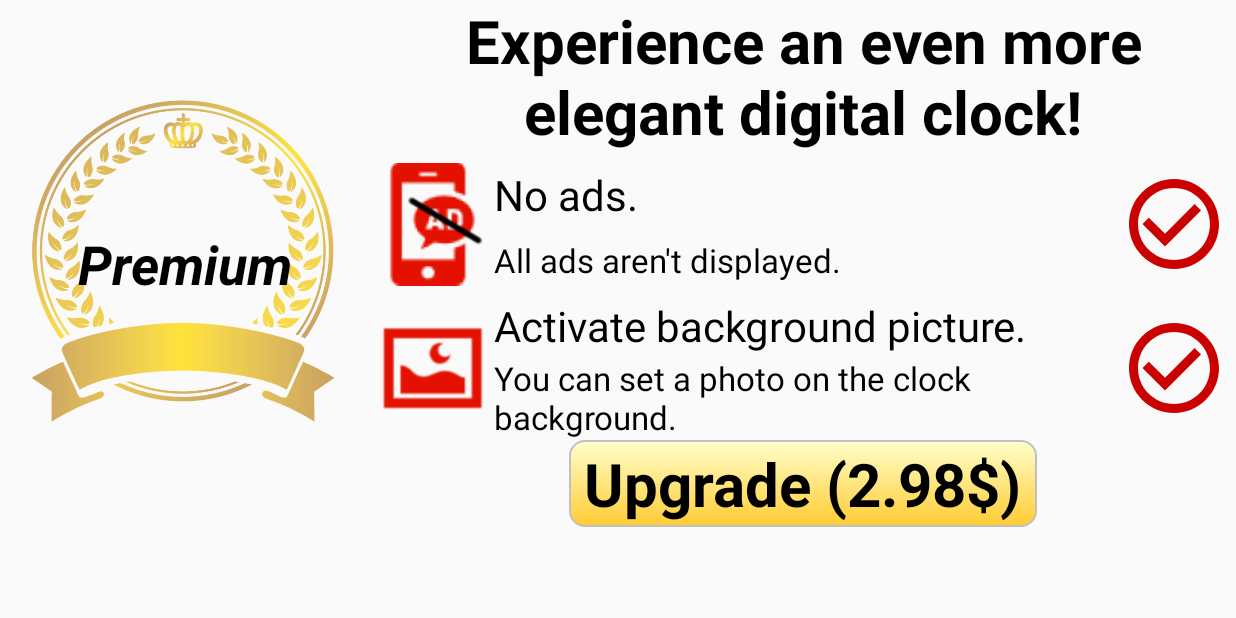
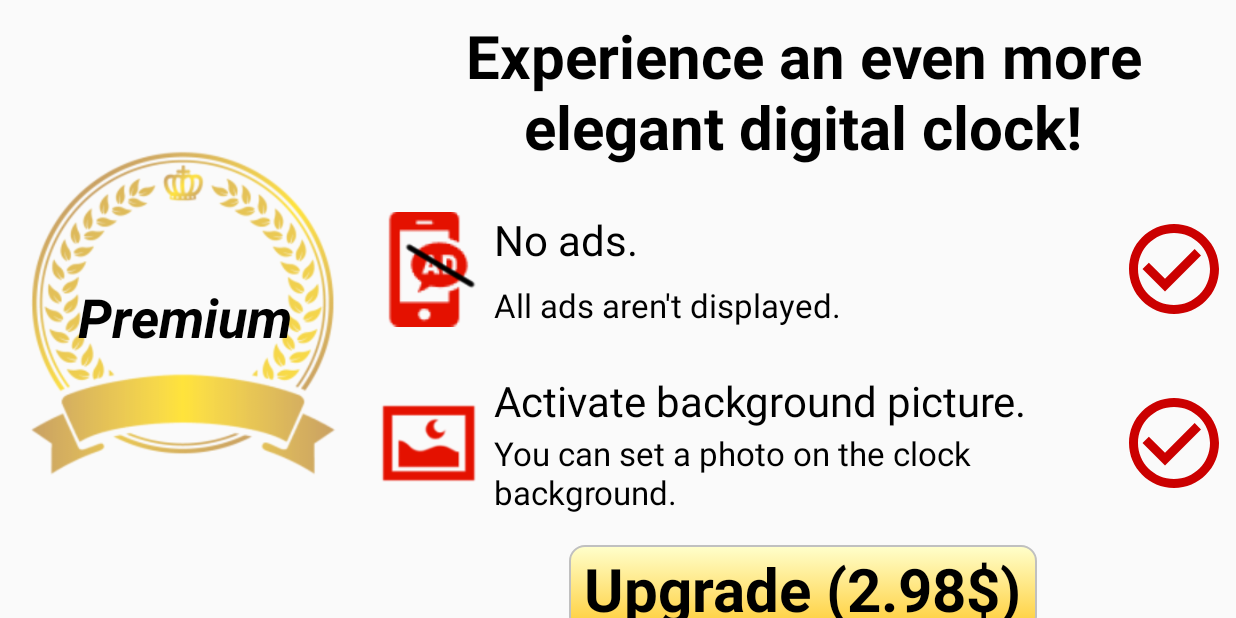
Before and after one commit to YutarohKubo/KotlinDigitalClock, an Android app: the screen it shows after launch (ShopActivity), on a phone screen of 824 x 412 dp (held sideways). Run offline under Robolectric (Android 15) with nearby library versions, the phone set to English and light mode, and no system bars; our stand-ins replace data binding.

Commit message:
Premium大画像の調整と、marginの設定をし、ショップ画面のレイアウトを調整した。

```diff
--- a/app/src/main/res/layout/shop_activity.xml
+++ b/app/src/main/res/layout/shop_activity.xml
@@ -47,6 +47,7 @@
                 android:id="@+id/text_catch_copy_premium"
                 android:layout_width="0dp"
                 android:layout_height="wrap_content"
+                android:layout_marginVertical="10dp"
                 android:gravity="center"
                 android:text="@string/catch_copy_premium"
                 android:textColor="@color/black"
@@ -55,17 +56,21 @@
                 app:layout_constraintEnd_toEndOf="parent"
                 app:layout_constraintHorizontal_weight="0.7"
                 app:layout_constraintStart_toEndOf="@id/image_premium"
-                app:layout_constraintTop_toTopOf="parent" />
+                app:layout_constraintTop_toTopOf="parent"
+                app:layout_constraintBottom_toTopOf="@id/image_no_ads" />
 
             <ImageView
                 android:id="@+id/image_no_ads"
                 android:layout_width="0dp"
                 android:layout_height="wrap_content"
+                android:layout_marginVertical="10dp"
+                android:paddingRight="5dp"
                 android:src="@drawable/no_ads"
                 app:layout_constraintEnd_toStartOf="@id/text_no_ads_desc"
                 app:layout_constraintHorizontal_weight="0.1"
                 app:layout_constraintStart_toEndOf="@+id/image_premium"
-                app:layout_constraintTop_toBottomOf="@id/text_catch_copy_premium" />
+                app:layout_constraintTop_toBottomOf="@id/text_catch_copy_premium"
+                app:layout_constraintBottom_toTopOf="@id/image_picture" />
 
             <TextView
                 android:id="@+id/text_no_ads"
@@ -108,11 +113,14 @@
                 android:id="@+id/image_picture"
                 android:layout_width="0dp"
                 android:layout_height="wrap_content"
+                android:layout_marginVertical="10dp"
+                android:paddingRight="5dp"
                 android:src="@drawable/image_picture"
                 app:layout_constraintEnd_toEndOf="@id/image_no_ads"
                 app:layout_constraintHorizontal_weight="0.1"
                 app:layout_constraintStart_toStartOf="@id/image_no_ads"
-                app:layout_constraintTop_toBottomOf="@id/image_no_ads" />
+                app:layout_constraintTop_toBottomOf="@id/image_no_ads"
+                app:layout_constraintBottom_toTopOf="@+id/button_upgrade" />
 
             <TextView
                 android:id="@+id/text_activate_picture"
@@ -155,6 +163,7 @@
                 android:id="@+id/button_upgrade"
                 android:layout_width="wrap_content"
                 android:layout_height="wrap_content"
+                android:layout_marginVertical="10dp"
                 android:text="@string/upgrade"
                 android:textSize="40sp"
                 android:textColor="@color/black"
@@ -164,7 +173,8 @@
                 android:paddingVertical="2dp"
                 app:layout_constraintStart_toEndOf="@id/image_premium"
                 app:layout_constraintEnd_toEndOf="parent"
-                app:layout_constraintTop_toBottomOf="@id/image_picture" />
+                app:layout_constraintTop_toBottomOf="@id/image_picture"
+                app:layout_constraintBottom_toBottomOf="parent" />
 
         </androidx.constraintlayout.widget.ConstraintLayout>
 
```
Also changed, not shown: app/src/main/res/drawable/image_premium.png.
